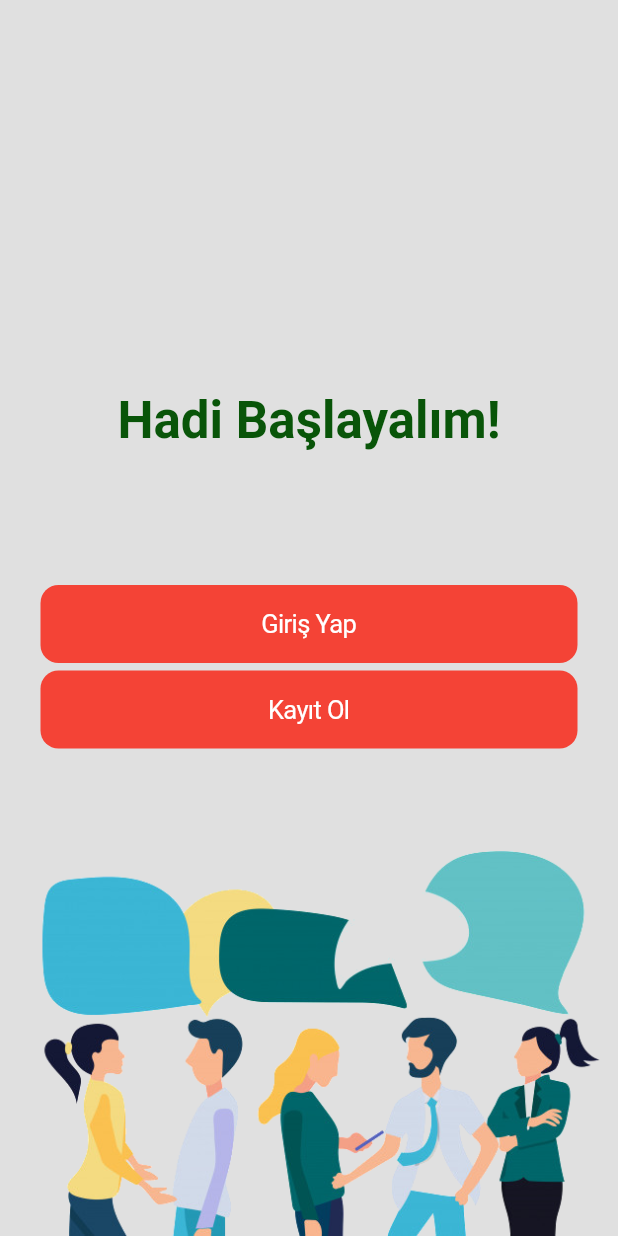
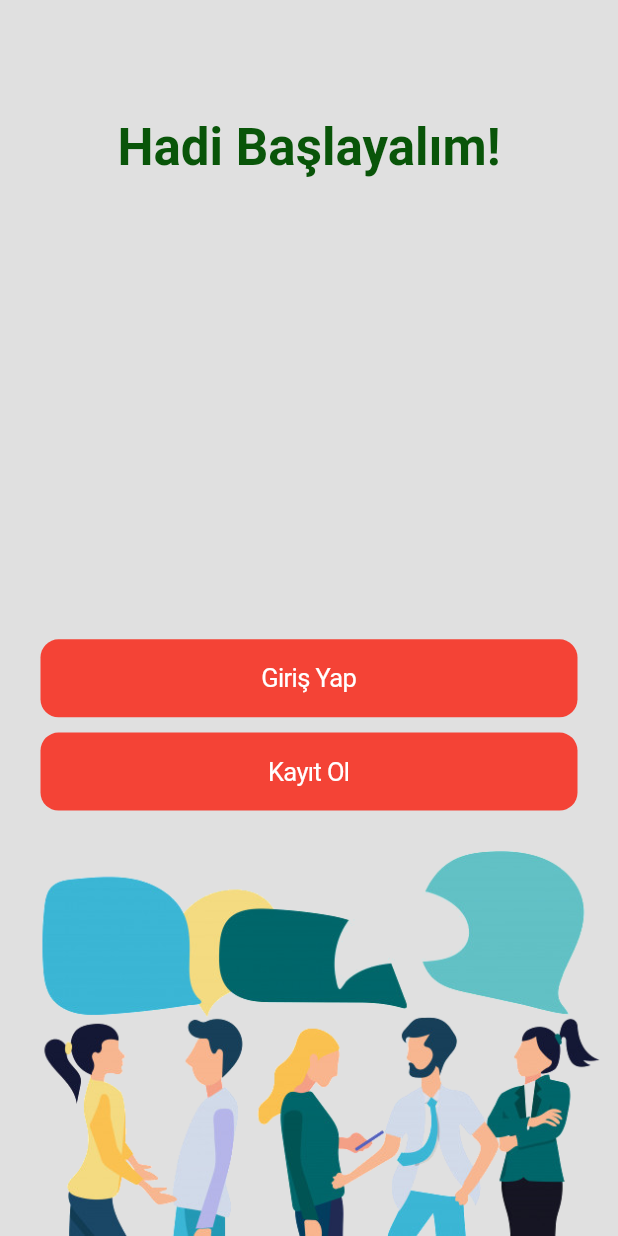
Before and after one commit to erdemaltiparmak/Basic-Chat-App-with-Flutter-2.0, a Flutter app: the screen it shows after launch, on a phone screen of 412 x 824 dp. Run offline on Flutter 3.47's test engine with Material 2 defaults, Android fonts, the phone set to English and light mode, and no system bars; our stand-ins replace flutter_svg; missing offline and left inert: dart:ffi.

Commit message:
size configuration added
responsive ui

```diff
--- /dev/null
+++ b/lib/login_buttons.dart
@@ -0,0 +1,38 @@
+import 'dart:ffi';
+
+import 'package:flutter/cupertino.dart';
+import 'package:flutter/material.dart';
+import 'package:flutter/services.dart';
+
+class LoginButton extends StatelessWidget {
+  final String text;
+  final Color buttonColor;
+  final Color textColor;
+  final double radius;
+  final double height;
+  final Widget icon;
+  final VoidCallback onPressed;
+
+  const LoginButton(
+      {Key key,
+      @required this.text,
+      this.buttonColor=Colors.red,
+      this.textColor=Colors.white,
+      this.radius,
+      this.height,
+      this.icon,
+      this.onPressed})
+      : super(key: key);
+
+  @override
+  Widget build(BuildContext context) {
+    return CupertinoButton(
+      onPressed: onPressed,
+
+      child: Text(
+        text, style: TextStyle(color: textColor),
+      ),
+      color: buttonColor,
+    );
+  }
+}
--- a/lib/sign_in_screen.dart
+++ b/lib/sign_in_screen.dart
@@ -1,3 +1,5 @@
+import 'package:chat_basic/login_buttons.dart';
+import 'package:chat_basic/size_config.dart';
 import 'package:flutter/cupertino.dart';
 import 'package:flutter/material.dart';
 import 'package:flutter_svg/flutter_svg.dart';
@@ -15,7 +17,6 @@ class SignInScreen extends StatelessWidget {
                 decoration: BoxDecoration(
                   image: DecorationImage(
                     image: AssetImage("assets/images/people.png"),alignment: Alignment.bottomCenter,
-
                   ),
                 ),
               ),
@@ -25,8 +26,7 @@ class SignInScreen extends StatelessWidget {
                 mainAxisAlignment: MainAxisAlignment.center,
                 crossAxisAlignment: CrossAxisAlignment.stretch,
                 children: [
-                  SizedBox(height: 100,),
-
+                    Spacer(flex:1),
                     Text(
                       "Hadi Başlayalım!",
                       style: TextStyle(
@@ -35,22 +35,24 @@ class SignInScreen extends StatelessWidget {
                           fontWeight: FontWeight.bold),
                       textAlign: TextAlign.center,
                     ),
-                  SizedBox(height: 90,),
-                  CupertinoButton(
-                    onPressed: () {},
-                    color: Colors.red,
-                    child: Text("Giriş Yap",style: TextStyle(color: Colors.white),),
+                  Spacer(flex:6),
+                    LoginButton(
+                    text: "Giriş Yap",
+                      textColor: Colors.white,
+                      onPressed: (){},
+                      buttonColor: Colors.red,
                       ),
-                  SizedBox(height: 5,),
-
-                  CupertinoButton(
-                    onPressed: () {},
-                    color: Colors.red,
-                    child: Text("Kayıt Ol",style: TextStyle(color: Colors.white),),
+                    SizedBox(height: setHeight(context, 10),),
+                  LoginButton(
+                    text: "Kayıt Ol",
+                    textColor: Colors.white,
+                    onPressed: (){},
+                    buttonColor: Colors.red,
                   ),
 
 
-                  SizedBox(height: 165,),
+
+                  Spacer(flex:5),
 
                 ],
               ))
--- /dev/null
+++ b/lib/size_config.dart
@@ -0,0 +1,11 @@
+import 'package:flutter/material.dart';
+
+double setHeight(BuildContext context,double inputHeight) {
+  double height = MediaQuery.of(context).size.height;
+  return (inputHeight / 812.0) * height;
+}
+
+double setWidth(BuildContext context,double inputWidth) {
+  double width = MediaQuery.of(context).size.width;
+  return (inputWidth / 375.0) * width;
+}
--- a/pubspec.yaml
+++ b/pubspec.yaml
@@ -47,7 +47,7 @@ flutter:
 
 # To add assets to your application, add an assets section, like this:
   assets:
-    - assets/images/people.png
+    - assets/images/
 
   # An image asset can refer to one or more resolution-specific "variants", see
   # https://flutter.dev/assets-and-images/#resolution-aware.
```
Lines whose indentation alone changed are shown as unchanged.
